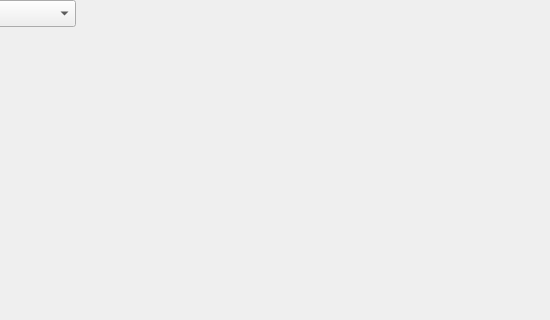
Before: the Qt Designer form video_test/video_form.ui in vkurbatov/mcu_remake, drawn with Qt 5; both pictures show x 560 to 1110 and y 0 to 320 of the 1280 by 790 pixel window.
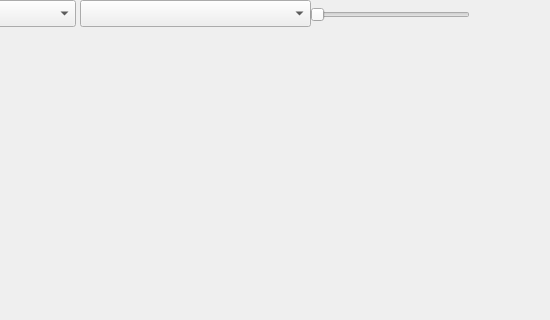
After: the same form once the commit is applied.

Patch:
```diff
--- a/video_test/video_form.ui
+++ b/video_test/video_form.ui
@@ -148,6 +148,29 @@
      </rect>
     </property>
    </widget>
+   <widget class="QComboBox" name="cbControlList">
+    <property name="geometry">
+     <rect>
+      <x>640</x>
+      <y>0</y>
+      <width>231</width>
+      <height>27</height>
+     </rect>
+    </property>
+   </widget>
+   <widget class="QSlider" name="slControl">
+    <property name="geometry">
+     <rect>
+      <x>870</x>
+      <y>0</y>
+      <width>160</width>
+      <height>29</height>
+     </rect>
+    </property>
+    <property name="orientation">
+     <enum>Qt::Horizontal</enum>
+    </property>
+   </widget>
   </widget>
   <widget class="QMenuBar" name="menubar">
    <property name="geometry">
```
